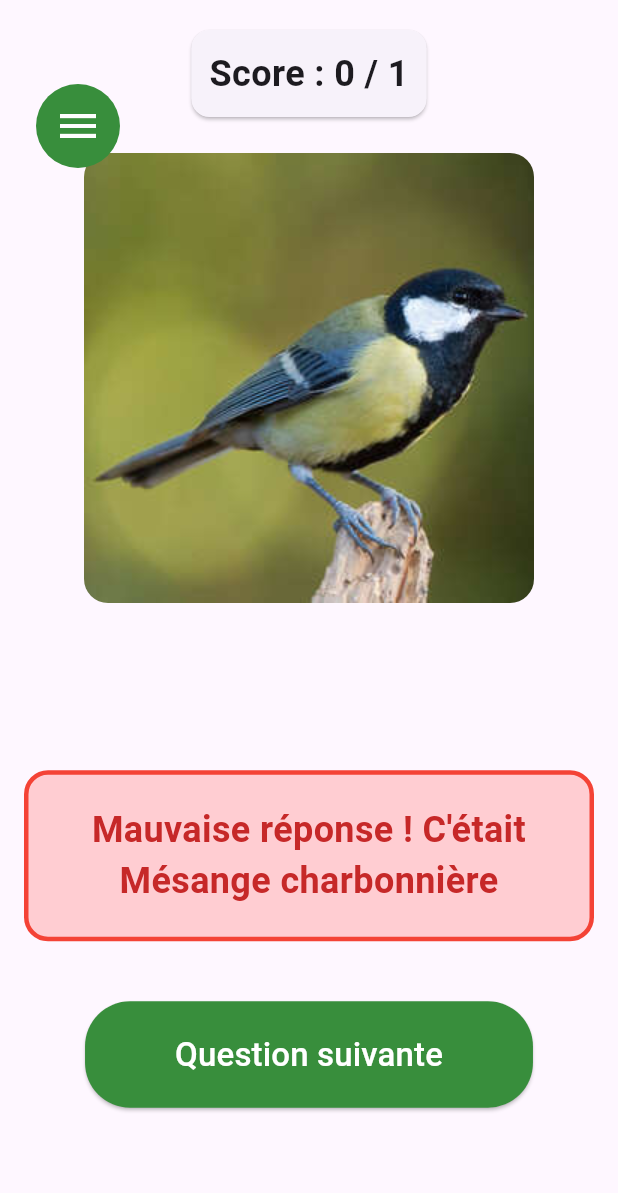
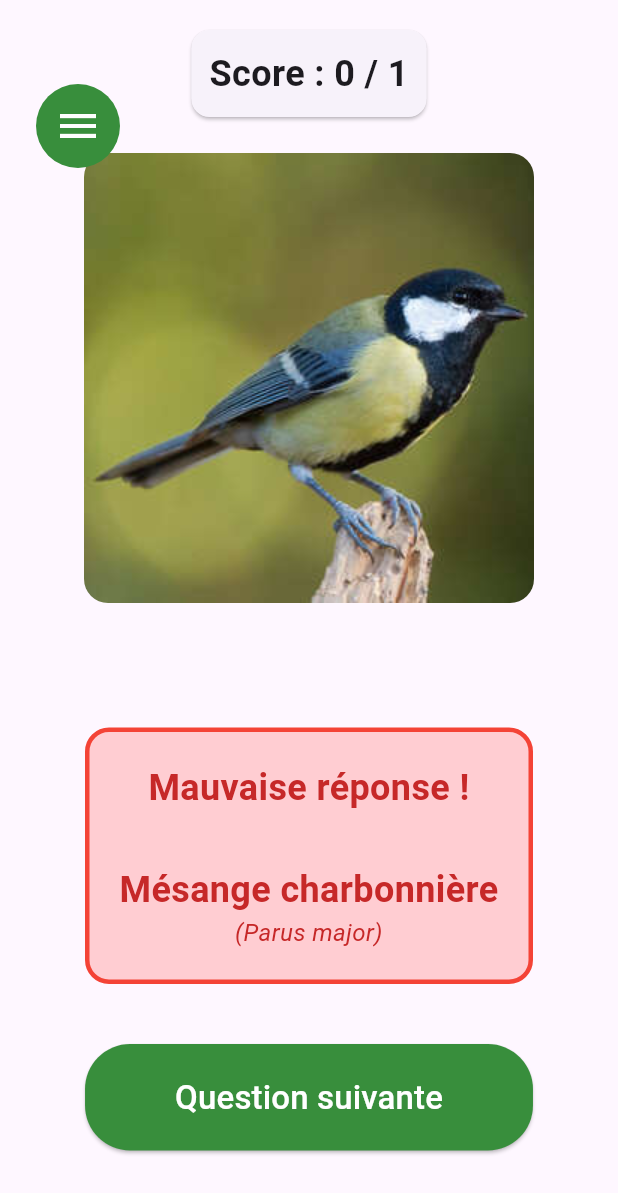
Before and after one commit to Hikikomori041/quiz_oiseaux, a Flutter app: the screen it shows after launch, after a tap on "Chevalier arlequin", on a phone screen of 412 x 824 dp. Shown: the top 1193 px of the screen. Run offline on Flutter 3.47's test engine with Material 3 defaults, Android fonts, the phone set to English and light mode, and no system bars; our stand-ins replace audioplayers, confetti.

Commit message:
amélioration visuel réponse

```diff
--- a/lib/main.dart
+++ b/lib/main.dart
@@ -292,16 +292,35 @@ class _QuizScreenState extends State<QuizScreen> {
                                   width: 3,
                                 ),
                               ),
-                              child: Text(
+                              child: Column(
+                                mainAxisSize: MainAxisSize.min,
+                                children: [
+                                  // Message principal
+                                  Text(
                                     selectedAnswer == currentBirdName
-                                    ? "Bonne réponse !"
-                                    : "Mauvaise réponse ! C'était $currentBirdName",
+                                        ? "Bonne réponse !\n\n$currentBirdName"
+                                        : "Mauvaise réponse !\n\n$currentBirdName",
                                     style: TextStyle(
                                       fontSize: 24,
                                       fontWeight: FontWeight.bold,
                                       color: selectedAnswer == currentBirdName ? Colors.green[800] : Colors.red[800],
                                     ),
                                     textAlign: TextAlign.center,
+                                  ),
+                                  // const SizedBox(height: 12),   // petit espace entre les deux textes
+                                  // Nom latin en petit italique
+
+                                  if (!showScientificName)
+                                    Text(
+                                      "($currentScientificName)",
+                                      style: TextStyle(
+                                        fontSize: 16,
+                                        fontStyle: FontStyle.italic,
+                                        color: selectedAnswer == currentBirdName ? Colors.green[800] : Colors.red[800],
+                                      ),
+                                      textAlign: TextAlign.center,
+                                    ),
+                                  ],
                               ),
                             ),
                             const SizedBox(height: 40),
```
Lines whose indentation alone changed are shown as unchanged.
